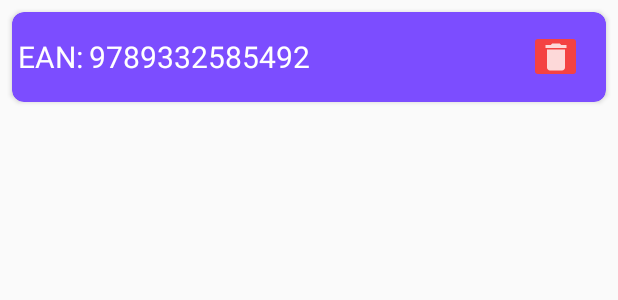
After one commit to googleinterns/product-catalog-builder-for-smbs, an Android app: the layout card_item.xml on its own in the app's theme, with its tools: preview values and no code run, on a phone screen of 412 x 824 dp. The commit adds this screen. Shown: the top 300 px of the screen. Run offline under Robolectric (Android 15) with nearby library versions, the phone set to English and light mode, and no system bars.

Commit message:
Add simple list view for displaying scanned EAN-13 barcodes (#2)

```diff
--- a/merchant-app/app/src/main/AndroidManifest.xml
+++ b/merchant-app/app/src/main/AndroidManifest.xml
@@ -10,18 +10,15 @@
     <uses-feature android:name="android.hardware.camera.autofocus" />
 
     <application
-        android:allowBackup="true"
         android:icon="@mipmap/ic_launcher"
         android:label="@string/app_name"
         android:roundIcon="@mipmap/ic_launcher_round"
         android:supportsRtl="true"
-        android:theme="@style/Theme.MaterialComponents">
+        android:theme="@style/AppTheme">
         <activity android:name="com.googleinterns.smb.ConfirmationActivity" />
-
         <meta-data
             android:name="com.google.firebase.ml.vision.DEPENDENCIES"
             android:value="barcode,face,ocr,ica" />
-
         <activity android:name="com.googleinterns.smb.ScanActivity" />
         <activity
             android:name="com.googleinterns.smb.common.preference.SettingsActivity"
--- a/merchant-app/app/src/main/java/com/googleinterns/smb/ScanActivity.java
+++ b/merchant-app/app/src/main/java/com/googleinterns/smb/ScanActivity.java
@@ -44,6 +44,7 @@ public class ScanActivity extends AppCompatActivity
         super.onCreate(savedInstanceState);
         Log.d(TAG, "onCreate");
         setContentView(R.layout.activity_scan);
+        setTitle("Scan");
         fireFaceOverlay = (GraphicOverlay) findViewById(R.id.fireFaceOverlay);
         firePreview = (CameraSourcePreview) findViewById(R.id.firePreview);
         if (allPermissionsGranted()) {
@@ -152,8 +153,6 @@ public class ScanActivity extends AppCompatActivity
 
     /**
      * Finish scanning process
-     *
-     * @return
      */
     public void finishScan(View view) {
         firePreview.stop();
--- a/merchant-app/app/src/main/java/com/googleinterns/smb/barcodescanning/BarcodeScanningProcessor.java
+++ b/merchant-app/app/src/main/java/com/googleinterns/smb/barcodescanning/BarcodeScanningProcessor.java
@@ -41,7 +41,7 @@ import java.util.Set;
  */
 public class BarcodeScanningProcessor extends VisionProcessorBase<List<FirebaseVisionBarcode>> {
 
-    private static final String TAG = "BarcodeScanProc";
+    private static final String TAG = BarcodeScanningProcessor.class.getName();
 
     private final FirebaseVisionBarcodeDetector detector;
     private Set<String> mDetectedBarcodes = new HashSet<>();
--- a/merchant-app/app/src/main/java/com/googleinterns/smb/common/CameraSourcePreview.java
+++ b/merchant-app/app/src/main/java/com/googleinterns/smb/common/CameraSourcePreview.java
@@ -31,7 +31,7 @@ import java.io.IOException;
  * Preview the camera image in the screen.
  */
 public class CameraSourcePreview extends ViewGroup {
-    private static final String TAG = "MIDemoApp:Preview";
+    private static final String TAG = CameraSource.class.getName();
 
     private final Context context;
     private final SurfaceView surfaceView;
--- /dev/null
+++ b/merchant-app/app/src/main/res/drawable-anydpi/ic_action_delete.xml
@@ -0,0 +1,11 @@
+<vector xmlns:android="http://schemas.android.com/apk/res/android"
+    android:width="24dp"
+    android:height="24dp"
+    android:viewportWidth="24"
+    android:viewportHeight="24"
+    android:tint="#FFFFFF"
+    android:alpha="0.8">
+    <path
+        android:fillColor="#FF000000"
+        android:pathData="M6,19c0,1.1 0.9,2 2,2h8c1.1,0 2,-0.9 2,-2V7H6v12zM19,4h-3.5l-1,-1h-5l-1,1H5v2h14V4z"/>
+</vector>
--- /dev/null
+++ b/merchant-app/app/src/main/res/layout/card_item.xml
@@ -0,0 +1,60 @@
+<?xml version="1.0" encoding="utf-8"?>
+<LinearLayout xmlns:android="http://schemas.android.com/apk/res/android"
+    android:layout_width="match_parent"
+    android:layout_height="wrap_content"
+    xmlns:app="http://schemas.android.com/apk/res-auto">
+
+    <androidx.cardview.widget.CardView
+        android:layout_width="match_parent"
+        android:layout_height="60dp"
+        android:layout_margin="8dp"
+        app:cardBackgroundColor="@color/colorAccent"
+        app:cardCornerRadius="8dp"
+        >
+        <LinearLayout
+            android:layout_width="match_parent"
+            android:layout_height="match_parent"
+            android:orientation="horizontal"
+            >
+            <TextView
+                android:layout_width="wrap_content"
+                android:layout_height="match_parent"
+                android:text="@string/ean"
+                android:gravity="center_vertical"
+                android:layout_marginStart="4dp"
+                android:textSize="20sp"
+                android:textColor="@color/white"
+                />
+            <TextView
+                android:id="@+id/ean_field"
+                android:layout_width="wrap_content"
+                android:layout_height="match_parent"
+                android:gravity="center_vertical"
+                android:textSize="20sp"
+                android:layout_marginStart="4dp"
+                android:text="9789332585492"
+                android:textColor="@color/white"
+                />
+
+            <androidx.constraintlayout.widget.ConstraintLayout
+                android:layout_width="match_parent"
+                android:layout_height="match_parent">
+
+                <ImageButton
+                    android:id="@+id/delete_btn"
+                    android:layout_width="35dp"
+                    android:layout_height="35dp"
+                    android:layout_marginTop="12dp"
+                    android:layout_marginEnd="16dp"
+                    android:layout_marginBottom="13dp"
+                    android:backgroundTint="@color/red"
+                    android:src="@drawable/ic_action_delete"
+                    app:layout_constraintBottom_toBottomOf="parent"
+                    app:layout_constraintEnd_toEndOf="parent"
+                    app:layout_constraintTop_toTopOf="parent" />
+            </androidx.constraintlayout.widget.ConstraintLayout>
+
+        </LinearLayout>
+
+    </androidx.cardview.widget.CardView>
+</LinearLayout>
--- a/merchant-app/app/src/main/res/values/strings.xml
+++ b/merchant-app/app/src/main/res/values/strings.xml
@@ -103,4 +103,5 @@
     <string name="pref_entries_automl_models_remote">Remote</string>
     <string name="pref_entries_automl_models_local">Local</string>
     <string name="pref_key_live_preview_automl_remote_model_choices" translatable="false">lparmc</string>
+    <string name="ean">EAN:</string>
 </resources>
```
Also changed, not shown: merchant-app/app/build.gradle (+4 -4 lines), merchant-app/app/src/main/java/com/googleinterns/smb/ConfirmationActivity.java (+16 -2 lines), merchant-app/app/src/main/java/com/googleinterns/smb/common/BitmapUtils.java (+5 -7 lines), merchant-app/app/src/main/res/layout/activity_confirmation.xml (+8 -4 lines), merchant-app/app/src/main/res/drawable-hdpi/ic_action_delete.png (added), merchant-app/app/src/main/res/drawable-mdpi/ic_action_delete.png (added), merchant-app/app/src/main/res/drawable-xhdpi/ic_action_delete.png (added), merchant-app/app/src/main/res/drawable-xxhdpi/ic_action_delete.png (added).
